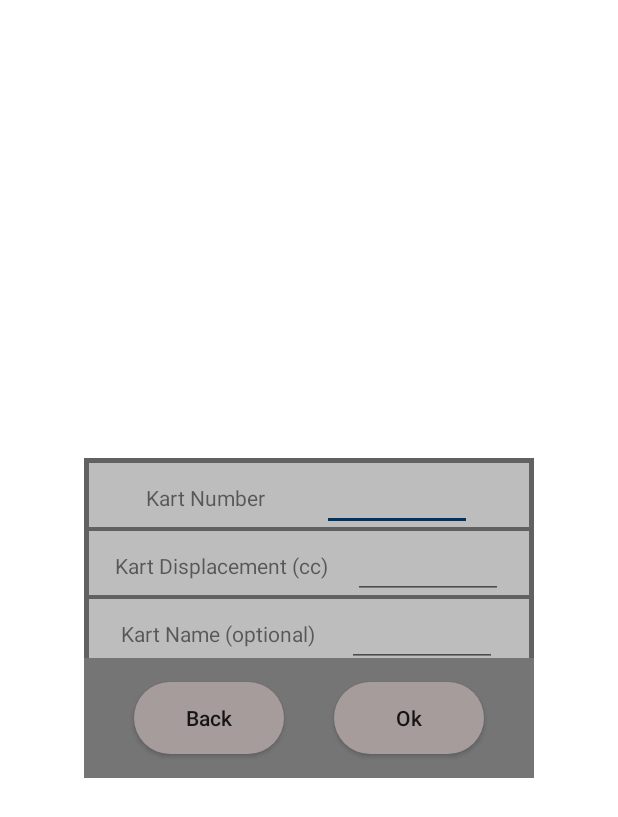
After one commit to JQueimado/TimeSheets, an Android app: the fragment AddKartFragment shown on its own in the app's theme, on a phone screen of 412 x 824 dp. The commit adds this screen. Shown: the top 817 px of the screen. Run offline under Robolectric (Android 15) with nearby library versions, the phone set to English and light mode, and no system bars.

Commit message:
Add kart fragmnet

```diff
--- a/GoKart/app/src/main/AndroidManifest.xml
+++ b/GoKart/app/src/main/AndroidManifest.xml
@@ -13,7 +13,7 @@
             android:name=".AddActivity"
             android:label="@string/title_activity_add"
             android:theme="@style/Theme.GoKart.NoActionBar"
-            android:windowSoftInputMode="adjustPan"></activity>
+            android:windowSoftInputMode="adjustResize" />
         <activity android:name=".MainActivity">
             <intent-filter>
                 <action android:name="android.intent.action.MAIN" />
--- a/GoKart/app/src/main/java/com/example/gokart/AddActivity.kt
+++ b/GoKart/app/src/main/java/com/example/gokart/AddActivity.kt
@@ -56,6 +56,13 @@ class AddActivity : AppCompatActivity(R.layout.activity_add){
         findViewById<Button>(R.id.pick_kart_button).setText(name)
     }
 
+    fun onAddKartPress(){
+        supportFragmentManager.commit {
+            setReorderingAllowed(true)
+            replace(R.id.picker_fragment, AddKartFragment())
+        }
+    }
+
     @SuppressLint("SetTextI18n")
     override fun onCreate(savedInstanceState: Bundle?) {
         super.onCreate(savedInstanceState)
@@ -88,7 +95,8 @@ class AddActivity : AppCompatActivity(R.layout.activity_add){
 
         findViewById<ConstraintLayout>(R.id.add_lap_button).setOnClickListener {
             lapCount += 1
-            findViewById<TextView>(R.id.add_laps_counter).text = resources.getText(R.string.add_list_title).toString() + lapCount.toString()
+            findViewById<TextView>(R.id.add_laps_counter).text =
+                resources.getText(R.string.add_list_title).toString() + lapCount.toString()
             listLayout.addView( AddLapView( applicationContext, layoutInflater, lapCount ) )
         }
 
--- /dev/null
+++ b/GoKart/app/src/main/java/com/example/gokart/AddKartFragment.kt
@@ -0,0 +1,23 @@
+package com.example.gokart
+
+import android.os.Bundle
+import androidx.fragment.app.Fragment
+import android.view.LayoutInflater
+import android.view.View
+import android.view.ViewGroup
+
+class AddKartFragment : Fragment() {
+
+    override fun onCreate(savedInstanceState: Bundle?) {
+        super.onCreate(savedInstanceState)
+    }
+
+    override fun onCreateView(
+        inflater: LayoutInflater, container: ViewGroup?,
+        savedInstanceState: Bundle?
+    ): View? {
+        // Inflate the layout for this fragment
+        return inflater.inflate(R.layout.fragment_add_kart, container, false)
+    }
+
+}
--- a/GoKart/app/src/main/java/com/example/gokart/ChoseKartFragment.kt
+++ b/GoKart/app/src/main/java/com/example/gokart/ChoseKartFragment.kt
@@ -42,12 +42,6 @@ class ChoseKartFragment(parent : AddActivity) : Fragment() {
 
     }
 
-    private fun clearAllChoices(){
-        for ( l in listCheck ){
-            l.setUnchecked()
-        }
-    }
-
     override fun onCreateView(
         inflater: LayoutInflater, container: ViewGroup?,
         savedInstanceState: Bundle?
@@ -77,6 +71,11 @@ class ChoseKartFragment(parent : AddActivity) : Fragment() {
 
                 lastCommited = picked
         })
+
+        //Add Kart
+        view.findViewById<TextView>(R.id.add_add_kart_button).setOnClickListener {
+            parent.onAddKartPress()
+        }
 
         val list : LinearLayout = view.findViewById(R.id.choose_kart_karts_list)
 
--- /dev/null
+++ b/GoKart/app/src/main/res/layout/fragment_add_kart.xml
@@ -0,0 +1,186 @@
+<?xml version="1.0" encoding="utf-8"?>
+<FrameLayout xmlns:android="http://schemas.android.com/apk/res/android"
+    xmlns:tools="http://schemas.android.com/tools"
+    android:layout_width="match_parent"
+    android:layout_height="match_parent"
+    xmlns:app="http://schemas.android.com/apk/res-auto"
+    tools:context=".ChoseKartFragment"
+    android:layout_gravity="center"
+    android:clickable="true">
+
+    <!-- TODO: Update blank fragment layout -->
+    <androidx.constraintlayout.widget.ConstraintLayout
+        android:layout_width="300dp"
+        android:layout_height="wrap_content"
+        android:layout_gravity="center"
+        android:background="@drawable/popup_background">
+
+        <!-- Picker -->
+        <androidx.appcompat.widget.LinearLayoutCompat
+            android:layout_width="match_parent"
+            android:layout_height="210dp"
+            app:layout_constraintLeft_toLeftOf="parent"
+            app:layout_constraintTop_toTopOf="parent"
+            android:layout_marginTop="3dp">
+
+            <LinearLayout
+                android:id="@+id/choose_kart_karts_list"
+                android:layout_width="match_parent"
+                android:layout_height="wrap_content"
+                android:orientation="vertical"
+                android:layout_marginHorizontal="3dp">
+
+                <!-- Add Number -->
+                <androidx.constraintlayout.widget.ConstraintLayout
+                    android:layout_width="match_parent"
+                    android:layout_height="wrap_content"
+                    android:background="@drawable/popup_item_background">
+
+                    <TextView
+                        android:id="@+id/add_kart_name_label"
+                        android:layout_width="wrap_content"
+                        android:layout_height="wrap_content"
+
+                        android:text="@string/add_add_kart_number"
+                        app:layout_constraintBottom_toBottomOf="parent"
+                        app:layout_constraintEnd_toStartOf="@+id/add_kart_name"
+
+
+                        app:layout_constraintHorizontal_bias="0.5"
+                        app:layout_constraintStart_toStartOf="parent"
+                        app:layout_constraintTop_toTopOf="parent" />
+
+                    <com.google.android.material.textfield.TextInputEditText
+                        android:id="@+id/add_kart_name"
+                        android:layout_width="100dp"
+                        android:layout_height="wrap_content"
+
+                        app:layout_constraintBottom_toBottomOf="parent"
+                        app:layout_constraintEnd_toEndOf="parent"
+                        app:layout_constraintHorizontal_bias="0.5"
+                        app:layout_constraintStart_toEndOf="@+id/add_kart_name_label"
+                        app:layout_constraintTop_toTopOf="parent"
+
+                        android:inputType="number"
+                        />
+
+                </androidx.constraintlayout.widget.ConstraintLayout>
+
+                <!-- Add Displacement -->
+                <androidx.constraintlayout.widget.ConstraintLayout
+                    android:layout_width="match_parent"
+                    android:layout_height="wrap_content"
+                    android:background="@drawable/popup_item_background">
+
+                    <TextView
+                        android:id="@+id/add_kart_displacement_label"
+                        android:layout_width="wrap_content"
+                        android:layout_height="wrap_content"
+
+                        android:text="@string/add_add_kart_displacement"
+                        app:layout_constraintBottom_toBottomOf="parent"
+                        app:layout_constraintEnd_toStartOf="@+id/add_kart_displacement"
+
+
+                        app:layout_constraintHorizontal_bias="0.5"
+                        app:layout_constraintStart_toStartOf="parent"
+                        app:layout_constraintTop_toTopOf="parent" />
+
+                    <com.google.android.material.textfield.TextInputEditText
+                        android:id="@+id/add_kart_displacement"
+                        android:layout_width="100dp"
+                        android:layout_height="wrap_content"
+
+                        app:layout_constraintBottom_toBottomOf="parent"
+                        app:layout_constraintEnd_toEndOf="parent"
+                        app:layout_constraintHorizontal_bias="0.5"
+                        app:layout_constraintStart_toEndOf="@+id/add_kart_displacement_label"
+                        app:layout_constraintTop_toTopOf="parent"
+
+                        android:inputType="number"
+                        />
+
+                </androidx.constraintlayout.widget.ConstraintLayout>
+
+                <!-- Add Name -->
+                <androidx.constraintlayout.widget.ConstraintLayout
+                    android:layout_width="match_parent"
+                    android:layout_height="wrap_content"
+                    android:background="@drawable/popup_item_background">
+
+                    <TextView
+                        android:id="@+id/add_kart_name_input_label"
+                        android:layout_width="wrap_content"
+                        android:layout_height="wrap_content"
+
+                        android:text="@string/add_add_kart_name"
+                        app:layout_constraintBottom_toBottomOf="parent"
+                        app:layout_constraintEnd_toStartOf="@+id/add_kart_name_input"
+
+
+                        app:layout_constraintHorizontal_bias="0.5"
+                        app:layout_constraintStart_toStartOf="parent"
+                        app:layout_constraintTop_toTopOf="parent" />
+
+                    <com.google.android.material.textfield.TextInputEditText
+                        android:id="@+id/add_kart_name_input"
+                        android:layout_width="100dp"
+                        android:layout_height="wrap_content"
+
+                        app:layout_constraintBottom_toBottomOf="parent"
+                        app:layout_constraintEnd_toEndOf="parent"
+                        app:layout_constraintHorizontal_bias="0.5"
+                        app:layout_constraintStart_toEndOf="@+id/add_kart_name_input_label"
+                        app:layout_constraintTop_toTopOf="parent"
+
+                        android:inputType="text"
+                        />
+
+                </androidx.constraintlayout.widget.ConstraintLayout>
+
+            </LinearLayout>
+
+        </androidx.appcompat.widget.LinearLayoutCompat>
+
+        <!-- Nav Bar -->
+        <androidx.constraintlayout.widget.ConstraintLayout
+            android:layout_width="match_parent"
+            android:layout_height="80dp"
+            android:background="@color/gray_600"
+            app:layout_constraintBottom_toBottomOf="parent"
+            app:layout_constraintLeft_toLeftOf="parent"
+            >
+
+            <androidx.appcompat.widget.AppCompatButton
+                android:id="@+id/choose_kart_back_button"
+                android:layout_width="100dp"
+                android:layout_height="wrap_content"
+                android:background="@drawable/nav_buttons_shape"
+                app:layout_constraintBottom_toBottomOf="parent"
+                app:layout_constraintEnd_toStartOf="@+id/choose_kart_confirm_button"
+                app:layout_constraintHorizontal_bias="0.5"
+                app:layout_constraintStart_toStartOf="parent"
+                app:layout_constraintTop_toTopOf="parent"
+                android:text="@string/add_activity_Back"
+                android:textAllCaps="false"
+                />
+
+            <androidx.appcompat.widget.AppCompatButton
+                android:id="@+id/choose_kart_confirm_button"
+                android:layout_width="100dp"
+                android:layout_height="wrap_content"
+                android:background="@drawable/nav_buttons_shape"
+                app:layout_constraintBottom_toBottomOf="parent"
+                app:layout_constraintEnd_toEndOf="parent"
+                app:layout_constraintHorizontal_bias="0.5"
+                app:layout_constraintStart_toEndOf="@+id/choose_kart_back_button"
+                app:layout_constraintTop_toTopOf="parent"
+                android:text="@string/add_confirm"
+                android:textAllCaps="false"
+                />
+
+        </androidx.constraintlayout.widget.ConstraintLayout>
+
+    </androidx.constraintlayout.widget.ConstraintLayout>
+
+</FrameLayout>
--- a/GoKart/app/src/main/res/layout/fragment_chose_kart.xml
+++ b/GoKart/app/src/main/res/layout/fragment_chose_kart.xml
@@ -27,7 +27,20 @@
                 android:id="@+id/choose_kart_karts_list"
                 android:layout_width="match_parent"
                 android:layout_height="wrap_content"
-                android:orientation="vertical" />
+                android:orientation="vertical"
+                android:layout_marginHorizontal="3dp">
+
+                <TextView
+                    android:id="@+id/add_add_kart_button"
+                    android:layout_width="match_parent"
+                    android:layout_height="wrap_content"
+                    android:text="@string/add_chose_fragment_add_kart"
+                    android:layout_gravity="center"
+                    android:textAlignment="center"
+                    android:background="@drawable/popup_item_background"
+                    android:paddingVertical="10dp"/>
+
+            </LinearLayout>
 
         </ScrollView>
 
--- a/GoKart/app/src/main/res/layout/view_kart_picker_object.xml
+++ b/GoKart/app/src/main/res/layout/view_kart_picker_object.xml
@@ -4,7 +4,6 @@
     android:layout_height="wrap_content"
     xmlns:app="http://schemas.android.com/apk/res-auto"
     android:background="@drawable/popup_item_background"
-    android:layout_margin="3dp"
     >
 
     <TextView
--- a/GoKart/app/src/main/res/values/strings.xml
+++ b/GoKart/app/src/main/res/values/strings.xml
@@ -45,9 +45,12 @@
     <string name="add_list_remove">Remove</string>
     <string name="add_list_add">Add Lap +</string>
     <string name="add_list_title">Laps:</string>
+    <string name="add_chose_fragment_add_kart">Add Kart +</string>
+    <string name="add_add_kart_number">Kart Number</string>
+    <string name="add_add_kart_displacement">Kart Displacement (cc)</string>
+    <string name="add_add_kart_name">Kart Name (optional)</string>
 
     <!-- Defaults -->
-
     <string name="default_lap">0:00.000</string>
     <string name="default_consistency">000/100%</string>
     <string name="default_kart"> 000cc-n00 </string>
```
